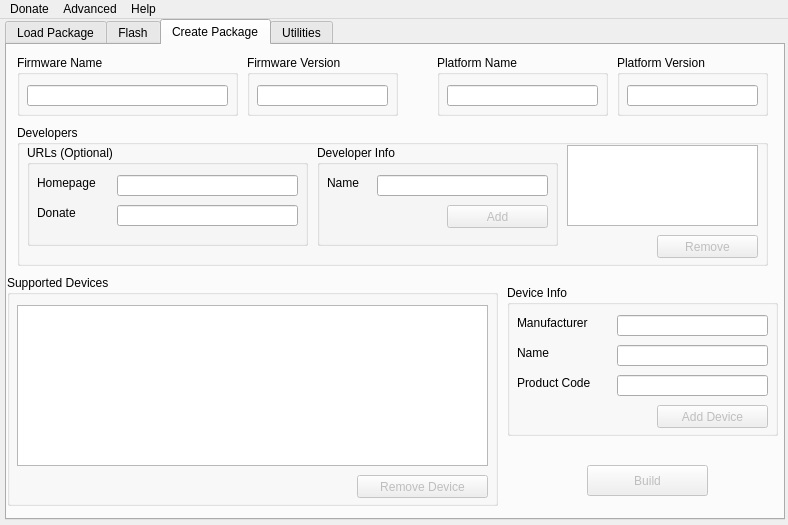
Above: heimdall-frontend/mainwindow.ui from Benjamin-Dobell/Heimdall before the change. Below: the same form after it.
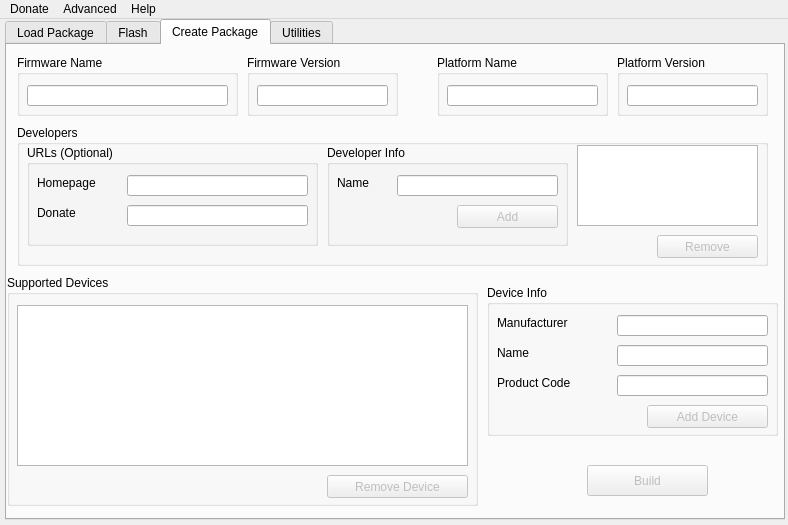
That is the form after the change. The open tabs and pages were chosen to show the change.

Patch:
```diff
--- a/heimdall-frontend/mainwindow.ui
+++ b/heimdall-frontend/mainwindow.ui
@@ -130,9 +130,9 @@
      <widget class="QGroupBox" name="platformGroup">
       <property name="geometry">
        <rect>
-        <x>350</x>
+        <x>340</x>
         <y>80</y>
-        <width>151</width>
+        <width>161</width>
         <height>61</height>
        </rect>
       </property>
@@ -147,7 +147,7 @@
         <rect>
          <x>10</x>
          <y>30</y>
-         <width>131</width>
+         <width>141</width>
          <height>21</height>
         </rect>
        </property>
@@ -216,7 +216,7 @@
        <rect>
         <x>10</x>
         <y>80</y>
-        <width>221</width>
+        <width>211</width>
         <height>61</height>
        </rect>
       </property>
@@ -231,7 +231,7 @@
         <rect>
          <x>10</x>
          <y>30</y>
-         <width>201</width>
+         <width>191</width>
          <height>21</height>
         </rect>
        </property>
@@ -288,7 +288,7 @@
      <widget class="QGroupBox" name="versionGroup">
       <property name="geometry">
        <rect>
-        <x>240</x>
+        <x>230</x>
         <y>80</y>
         <width>101</width>
         <height>61</height>
@@ -643,9 +643,9 @@
         </property>
         <property name="geometry">
          <rect>
-          <x>120</x>
+          <x>140</x>
           <y>30</y>
-          <width>261</width>
+          <width>241</width>
           <height>22</height>
          </rect>
         </property>
@@ -655,7 +655,7 @@
          <rect>
           <x>10</x>
           <y>30</y>
-          <width>101</width>
+          <width>121</width>
           <height>16</height>
          </rect>
         </property>
@@ -668,7 +668,7 @@
          <rect>
           <x>10</x>
           <y>60</y>
-          <width>101</width>
+          <width>121</width>
           <height>16</height>
          </rect>
         </property>
@@ -727,9 +727,9 @@
         </property>
         <property name="geometry">
          <rect>
-          <x>120</x>
+          <x>140</x>
           <y>60</y>
-          <width>261</width>
+          <width>241</width>
           <height>21</height>
          </rect>
         </property>
@@ -885,7 +885,7 @@
        <rect>
         <x>0</x>
         <y>230</y>
-        <width>491</width>
+        <width>471</width>
         <height>231</height>
        </rect>
       </property>
@@ -897,7 +897,7 @@
         <rect>
          <x>10</x>
          <y>30</y>
-         <width>471</width>
+         <width>451</width>
          <height>161</height>
         </rect>
        </property>
@@ -908,9 +908,9 @@
        </property>
        <property name="geometry">
         <rect>
-         <x>350</x>
+         <x>320</x>
          <y>200</y>
-         <width>131</width>
+         <width>141</width>
          <height>23</height>
         </rect>
        </property>
@@ -1024,9 +1024,9 @@
        </property>
        <property name="geometry">
         <rect>
-         <x>550</x>
+         <x>560</x>
          <y>20</y>
-         <width>191</width>
+         <width>181</width>
          <height>81</height>
         </rect>
        </property>
@@ -1034,7 +1034,7 @@
       <widget class="QGroupBox" name="createDeveloperInfoGroup">
        <property name="geometry">
         <rect>
-         <x>300</x>
+         <x>310</x>
          <y>20</y>
          <width>241</width>
          <height>101</height>
@@ -1048,7 +1048,7 @@
          <rect>
           <x>10</x>
           <y>30</y>
-          <width>41</width>
+          <width>51</width>
           <height>16</height>
          </rect>
         </property>
@@ -1062,9 +1062,9 @@
         </property>
         <property name="geometry">
          <rect>
-          <x>60</x>
+          <x>70</x>
           <y>30</y>
-          <width>171</width>
+          <width>161</width>
           <height>21</height>
          </rect>
         </property>
@@ -1110,7 +1110,7 @@
         <rect>
          <x>10</x>
          <y>20</y>
-         <width>281</width>
+         <width>291</width>
          <height>101</height>
         </rect>
        </property>
@@ -1122,7 +1122,7 @@
          <rect>
           <x>10</x>
           <y>60</y>
-          <width>71</width>
+          <width>81</width>
           <height>16</height>
          </rect>
         </property>
@@ -1135,7 +1135,7 @@
          <rect>
           <x>10</x>
           <y>30</y>
-          <width>71</width>
+          <width>81</width>
           <height>16</height>
          </rect>
         </property>
@@ -1149,7 +1149,7 @@
         </property>
         <property name="geometry">
          <rect>
-          <x>90</x>
+          <x>100</x>
           <y>30</y>
           <width>181</width>
           <height>21</height>
@@ -1165,7 +1165,7 @@
         </property>
         <property name="geometry">
          <rect>
-          <x>90</x>
+          <x>100</x>
           <y>60</y>
           <width>181</width>
           <height>21</height>
@@ -1209,9 +1209,9 @@
      <widget class="QGroupBox" name="createDeviceInfoGroup">
       <property name="geometry">
        <rect>
-        <x>500</x>
+        <x>480</x>
         <y>240</y>
-        <width>271</width>
+        <width>291</width>
         <height>151</height>
        </rect>
       </property>
@@ -1223,7 +1223,7 @@
         <rect>
          <x>10</x>
          <y>60</y>
-         <width>91</width>
+         <width>111</width>
          <height>16</height>
         </rect>
        </property>
@@ -1237,7 +1237,7 @@
        </property>
        <property name="geometry">
         <rect>
-         <x>110</x>
+         <x>130</x>
          <y>60</y>
          <width>151</width>
          <height>21</height>
@@ -1252,7 +1252,7 @@
         <rect>
          <x>10</x>
          <y>30</y>
-         <width>91</width>
+         <width>111</width>
          <height>16</height>
         </rect>
        </property>
@@ -1266,7 +1266,7 @@
        </property>
        <property name="geometry">
         <rect>
-         <x>110</x>
+         <x>130</x>
          <y>30</y>
          <width>151</width>
          <height>21</height>
@@ -1281,7 +1281,7 @@
         <rect>
          <x>10</x>
          <y>90</y>
-         <width>91</width>
+         <width>111</width>
          <height>16</height>
         </rect>
        </property>
@@ -1295,7 +1295,7 @@
        </property>
        <property name="geometry">
         <rect>
-         <x>110</x>
+         <x>130</x>
          <y>90</y>
          <width>151</width>
          <height>21</height>
@@ -1311,9 +1311,9 @@
        </property>
        <property name="geometry">
         <rect>
-         <x>150</x>
+         <x>160</x>
          <y>120</y>
-         <width>111</width>
+         <width>121</width>
          <height>23</height>
         </rect>
        </property>
```
